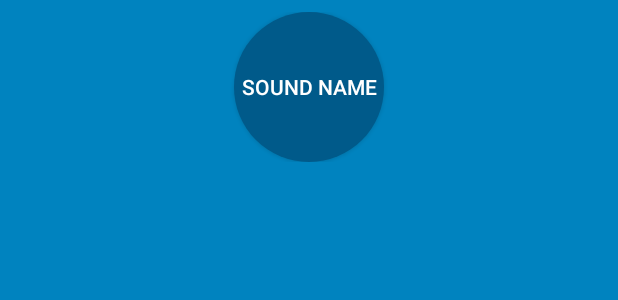
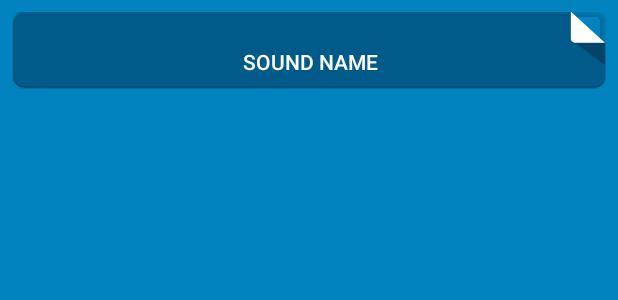
Before and after one commit to micheal-0619/BeatBox, an Android app: the layout list_item_sound.xml on its own in the app's theme, with its tools: preview values and no code run, on a phone screen of 412 x 824 dp. Shown: the top 300 px of the screen. Run offline under Robolectric (Android 15) with nearby library versions, the light colour scheme and no system bars.

Commit message:
[UI]Optimize UI using .9 draw

```diff
--- a/app/src/main/res/drawable/button_beat_box.xml
+++ b/app/src/main/res/drawable/button_beat_box.xml
@@ -1,5 +1,5 @@
 <?xml version="1.0" encoding="utf-8"?>
 <selector xmlns:android="http://schemas.android.com/apk/res/android">
-    <item android:drawable="@drawable/button_beat_box_pressed" android:state_pressed="true" />
-    <item android:drawable="@drawable/button_beat_box_normal" />
+    <item android:drawable="@drawable/ic_button_beat_box_pressed" android:state_pressed="true" />
+    <item android:drawable="@drawable/ic_button_beat_box_default" />
 </selector>
--- a/app/src/main/res/layout/list_item_sound.xml
+++ b/app/src/main/res/layout/list_item_sound.xml
@@ -15,9 +15,8 @@
         android:layout_margin="8dp">
 
         <Button
-            style="@style/BeatBoxButton"
-            android:layout_width="100dp"
-            android:layout_height="100dp"
+            android:layout_width="match_parent"
+            android:layout_height="match_parent"
             android:layout_gravity="center"
             android:onClick="@{() -> viewModel.onButtonClicked()}"
             android:text="@{viewModel.title}"
```
Also changed, not shown: app/src/main/res/drawable-xxhdpi/ic_button_beat_box_default.9.png (added), app/src/main/res/drawable-xxhdpi/ic_button_beat_box_pressed.9.png (added).
